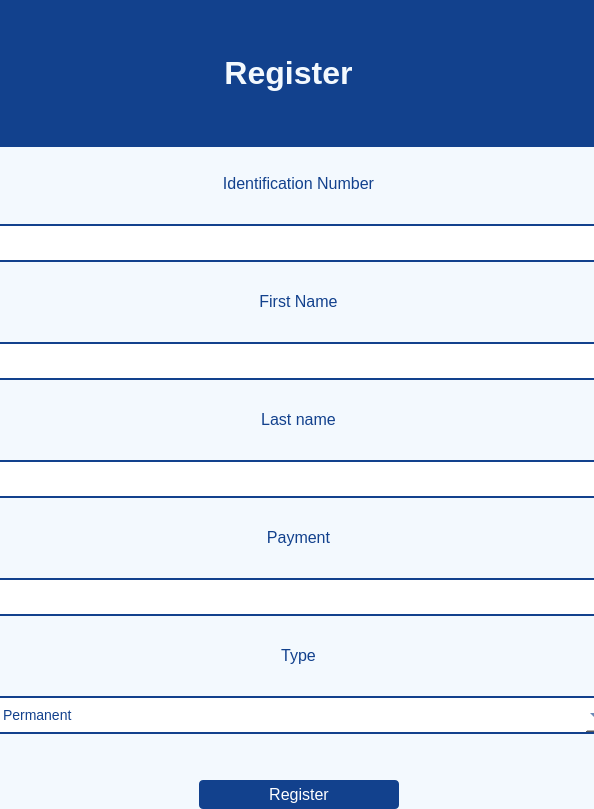
This is ui/DriversRegister.ui in Dimalko/telo2 as Qt 5 draws it before an edit. The edited form follows.
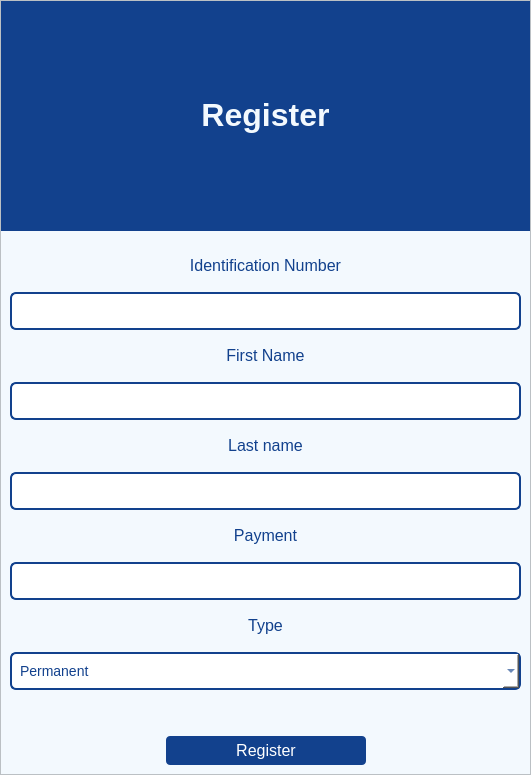
This is the edited form.

```diff
--- a/ui/DriversRegister.ui
+++ b/ui/DriversRegister.ui
@@ -6,20 +6,20 @@
    <rect>
     <x>0</x>
     <y>0</y>
-    <width>594</width>
-    <height>809</height>
+    <width>531</width>
+    <height>775</height>
    </rect>
   </property>
   <property name="minimumSize">
    <size>
-    <width>594</width>
-    <height>809</height>
+    <width>531</width>
+    <height>300</height>
    </size>
   </property>
   <property name="maximumSize">
    <size>
-    <width>594</width>
-    <height>809</height>
+    <width>531</width>
+    <height>775</height>
    </size>
   </property>
   <property name="windowTitle">
@@ -35,7 +35,6 @@
 color: rgb(18, 65, 141);
 font-size:16px;
 padding-bottom: 0px;
-text-align: center;
 }
 
 QLineEdit{
@@ -48,6 +47,16 @@
 font-size:14px;
 }
 
+QComboBox{
+	background-color: rgb(255, 255, 255);
+	border: 2px solid; 
+	border-radius: 6px; 
+	border-color:rgb(18, 65, 141);
+	padding: 8px;
+	color: rgb(18, 65, 141);
+	font-size:14px;
+}
+
 QPushButton{
 color:#fff;
 border: 0px;
@@ -59,18 +68,75 @@
 
 QPushButton:hover{
 background-color: rgb(47, 142, 228);
+}
+
+QScrollBar:vertical {
+    border: none;
+    background: rgb(230, 222, 255);  /* Background color of the scrollbar track */
+    width: 12px;  /* Thickness of the scrollbar */
+}
+
+QScrollBar::handle:vertical {
+    background: rgb(18, 65, 141);
+    min-width: 20px; /* Minimum width of the handle */
+    border-radius: 6px; /* Rounded edges */
+}
+
+QScrollBar::handle:vertical:hover {
+    background: #74b9ff; /* Lighter color when hovered */
+}
+
+QScrollBar::add-line:vertical, QScrollBar::sub-line:vertical {
+    background: none; /* Removes the small arrow buttons */
+}
+
+QScrollBar::add-page:vertical, QScrollBar::sub-page:vertical {
+    background: none; /* Keeps empty space color same */
 }</string>
   </property>
   <widget class="QWidget" name="centralwidget">
-   <widget class="QWidget" name="labelWidget" native="true">
+   <layout class="QVBoxLayout" name="verticalLayout_2">
+    <property name="leftMargin">
+     <number>0</number>
+    </property>
+    <property name="topMargin">
+     <number>0</number>
+    </property>
+    <property name="rightMargin">
+     <number>0</number>
+    </property>
+    <property name="bottomMargin">
+     <number>0</number>
+    </property>
+    <item>
+     <widget class="QScrollArea" name="scrollArea">
+      <property name="widgetResizable">
+       <bool>true</bool>
+      </property>
+      <widget class="QWidget" name="scrollAreaWidgetContents">
     <property name="geometry">
      <rect>
-      <x>-27</x>
+         <x>0</x>
       <y>0</y>
-      <width>631</width>
-      <height>147</height>
-     </rect>
-    </property>
+         <width>529</width>
+         <height>773</height>
+        </rect>
+       </property>
+       <layout class="QVBoxLayout" name="verticalLayout_3" stretch="3,7">
+        <property name="leftMargin">
+         <number>0</number>
+        </property>
+        <property name="topMargin">
+         <number>0</number>
+        </property>
+        <property name="rightMargin">
+         <number>0</number>
+        </property>
+        <property name="bottomMargin">
+         <number>0</number>
+        </property>
+        <item>
+         <widget class="QWidget" name="labelWidget" native="true">
     <property name="styleSheet">
      <string notr="true">background-color: rgb(18, 65, 141);</string>
     </property>
@@ -87,15 +153,9 @@
      </item>
     </layout>
    </widget>
+        </item>
+        <item>
    <widget class="QWidget" name="widget" native="true">
-    <property name="geometry">
-     <rect>
-      <x>-7</x>
-      <y>150</y>
-      <width>611</width>
-      <height>659</height>
-     </rect>
-    </property>
     <property name="styleSheet">
      <string notr="true"/>
     </property>
@@ -271,6 +331,12 @@
      </item>
     </layout>
    </widget>
+        </item>
+       </layout>
+      </widget>
+     </widget>
+    </item>
+   </layout>
   </widget>
  </widget>
  <resources/>
```
Lines whose indentation alone changed are shown as unchanged.
